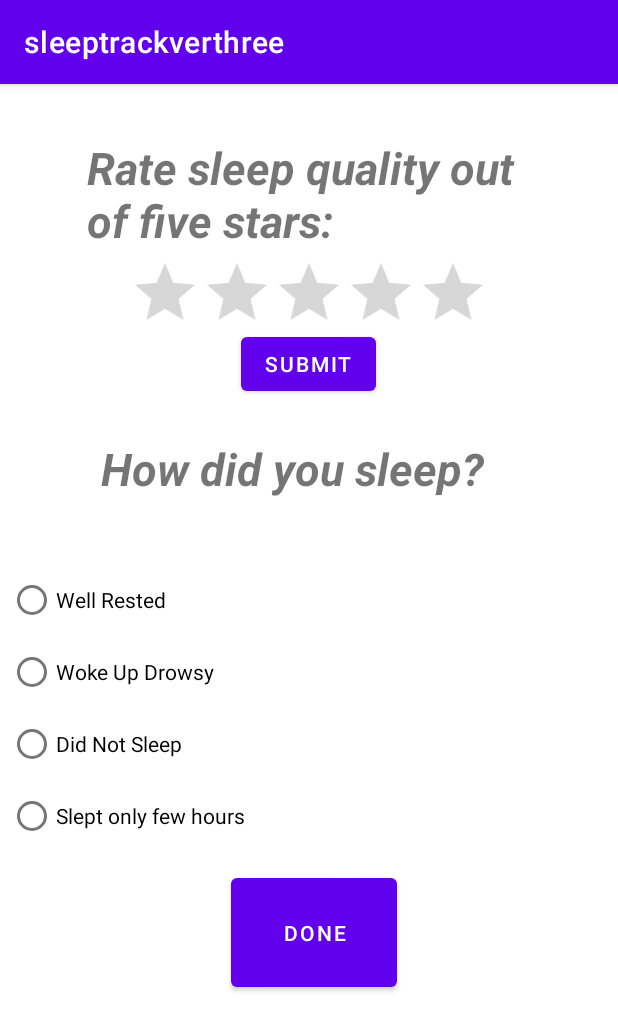
After one commit to DonaldBowler44/sleepTrack, an Android app: the RatingBarFile screen opened directly, with no data from a screen before it, on a phone screen of 412 x 824 dp. The commit adds this screen. Shown: the top 1031 px of the screen. Run offline under Robolectric (Android 15) with nearby library versions, the phone set to English and light mode, and no system bars; our stand-ins replace Firebase (no records; nobody signed in at launch, a user with empty details on screens opened directly).

Commit message:
third commit

```diff
--- a/app/src/main/AndroidManifest.xml
+++ b/app/src/main/AndroidManifest.xml
@@ -14,6 +14,9 @@
         android:supportsRtl="true"
         android:theme="@style/Theme.Sleeptrackverthree"
         tools:targetApi="31">
+        <activity
+            android:name=".RatingBarFile"
+            android:exported="false" />
         <activity
             android:name=".graphLine"
             android:exported="false" />
--- /dev/null
+++ b/app/src/main/res/layout/activity_rating_bar.xml
@@ -0,0 +1,121 @@
+<?xml version="1.0" encoding="utf-8"?>
+<RelativeLayout
+    xmlns:android="http://schemas.android.com/apk/res/android"
+    xmlns:app="http://schemas.android.com/apk/res-auto"
+    xmlns:tools="http://schemas.android.com/tools"
+    android:layout_width="match_parent"
+    android:layout_height="match_parent"
+    tools:context=".RatingBarFile">
+
+    <TextView
+        android:id="@+id/textViewRate"
+        android:layout_width="wrap_content"
+        android:layout_height="81dp"
+        android:layout_alignParentStart="true"
+        android:layout_alignParentTop="true"
+        android:layout_alignParentEnd="true"
+        android:layout_alignParentBottom="true"
+        android:layout_marginStart="58dp"
+        android:layout_marginTop="35dp"
+        android:layout_marginEnd="41dp"
+        android:layout_marginBottom="615dp"
+        android:text="@string/rate_sleep_quality_out_of_five_stars"
+        android:textSize="30sp"
+        android:textStyle="bold|italic" />
+
+    <LinearLayout
+        android:layout_width="match_parent"
+        android:layout_height="wrap_content"
+        android:layout_alignParentTop="true"
+        android:layout_marginLeft="4dp"
+        android:layout_marginTop="115dp"
+        android:layout_marginRight="4dp"
+        android:layout_marginBottom="0dp"
+        android:gravity="top|center_horizontal"
+        android:orientation="vertical">
+
+        <RatingBar
+            android:id="@+id/ratingBar"
+            android:layout_width="wrap_content"
+            android:layout_height="47dp"
+            android:numStars="5"
+            android:saveEnabled="true"
+            tools:ignore="SpeakableTextPresentCheck" />
+
+        <Button
+            android:id="@+id/RBButton"
+            android:layout_width="wrap_content"
+            android:layout_height="wrap_content"
+            android:text="@string/submit_RBBut" />
+
+    </LinearLayout>
+
+    <TextView
+        android:id="@+id/textViewRadio"
+        android:layout_width="275dp"
+        android:layout_height="wrap_content"
+        android:layout_alignParentStart="true"
+        android:layout_alignParentTop="true"
+        android:layout_alignParentEnd="true"
+        android:layout_alignParentBottom="true"
+        android:layout_marginStart="67dp"
+        android:layout_marginTop="236dp"
+        android:layout_marginEnd="69dp"
+        android:layout_marginBottom="444dp"
+        android:text="@string/radio_St"
+        android:textSize="30sp"
+        android:textStyle="bold|italic" />
+    <!-- this was missing in Radiogroup, android:orientation="vertical"-->
+    <RadioGroup
+        android:id="@+id/RGRB"
+        android:layout_width="410dp"
+        android:layout_height="195dp"
+        android:layout_alignParentStart="true"
+        android:layout_alignParentTop="true"
+        android:layout_alignParentEnd="true"
+        android:layout_alignParentBottom="true"
+        android:layout_marginStart="5dp"
+        android:layout_marginTop="320dp"
+        android:layout_marginEnd="-4dp"
+        android:layout_marginBottom="50dp"
+        >
+
+        <RadioButton
+            android:id="@+id/pickOne"
+            android:layout_width="wrap_content"
+            android:layout_height="wrap_content"
+            android:text="@string/pickOne_st" />
+
+        <RadioButton
+            android:id="@+id/pickTwo"
+            android:layout_width="wrap_content"
+            android:layout_height="wrap_content"
+            android:text="@string/pickTwo_st" />
+
+        <RadioButton
+            android:id="@+id/pickThree"
+            android:layout_width="wrap_content"
+            android:layout_height="wrap_content"
+            android:text="@string/pickThree_st" />
+
+        <RadioButton
+            android:id="@+id/pickFour"
+            android:layout_width="wrap_content"
+            android:layout_height="wrap_content"
+            android:text="@string/pickFour_st" />
+    </RadioGroup>
+
+    <Button
+        android:id="@+id/doneButton"
+        android:layout_width="110dp"
+        android:layout_height="wrap_content"
+        android:layout_alignParentStart="true"
+        android:layout_alignParentTop="true"
+        android:layout_alignParentEnd="true"
+        android:layout_alignParentBottom="true"
+        android:layout_marginStart="154dp"
+        android:layout_marginTop="523dp"
+        android:layout_marginEnd="147dp"
+        android:layout_marginBottom="160dp"
+        android:text="@string/Done_st" />
+</RelativeLayout>
--- a/app/src/main/res/values/strings.xml
+++ b/app/src/main/res/values/strings.xml
@@ -19,4 +19,14 @@
     <string name="for_sleep_stats_st">For Sleep Stats</string>
     <string name="for_sleep_watch_st">For Sleep Watch</string>
     <string name="easy_sleep_tracking_for_all_users_st">Easy sleep tracking for all users.</string>
+    <string name="this_is_the_rating_bar_st">Rate your sleep</string>
+    <string name="submit_RBBut">Submit</string>
+    <string name="pickOne_st">Well Rested</string>
+    <string name="pickTwo_st">Woke Up Drowsy</string>
+    <string name="pickThree_st">Did Not Sleep</string>
+    <string name="pickFour_st">Slept only few hours</string>
+    <string name="radio_St">How did you sleep?</string>
+    <string name="Done_st">Done</string>
+    <string name="rate_sleep_quality_out_of_five_stars">Rate sleep quality out of five stars:</string>
+    <string name="sleep_log_st">Sleep Log</string>
 </resources>
```
Also changed, not shown: app/src/main/java/com/example/sleeptrackverthree/MainActivity.java (+10 -0 lines), app/src/main/java/com/example/sleeptrackverthree/RatingBarFile.java (added, +216 -0 lines), app/src/main/java/com/example/sleeptrackverthree/StopWatch.java (+3 -9 lines), app/src/main/java/com/example/sleeptrackverthree/graphLine.java (+116 -2 lines), app/src/main/res/layout/activity_graph_line.xml (+76 -1 lines), app/src/main/res/layout/activity_main.xml (+15 -0 lines).
